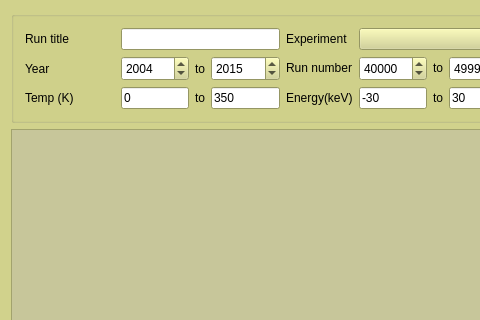
This is src/tab.search/tab_search.ui in hsaadaoui/bnmroffice as Qt 5 draws it before an edit; both pictures show x 0 to 480 and y 0 to 320 of the 776 by 583 pixel window. The edited form follows.
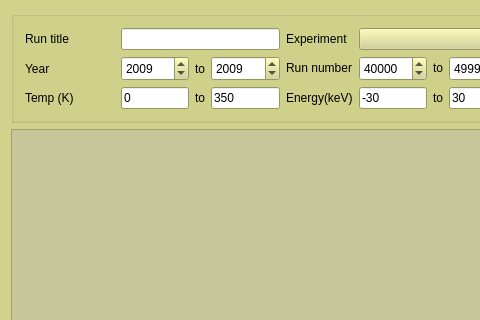
This is the edited form.

Diff of the .ui file:
```diff
--- a/src/tab.search/tab_search.ui
+++ b/src/tab.search/tab_search.ui
@@ -922,7 +922,7 @@
          <number>2020</number>
         </property>
         <property name="value">
-         <number>2015</number>
+         <number>2009</number>
         </property>
        </widget>
       </item>
@@ -1182,7 +1182,7 @@
          <number>2020</number>
         </property>
         <property name="value">
-         <number>2004</number>
+         <number>2009</number>
         </property>
        </widget>
       </item>
```
Left out of the diff: 6 changed lines with no effect on the pictures.
